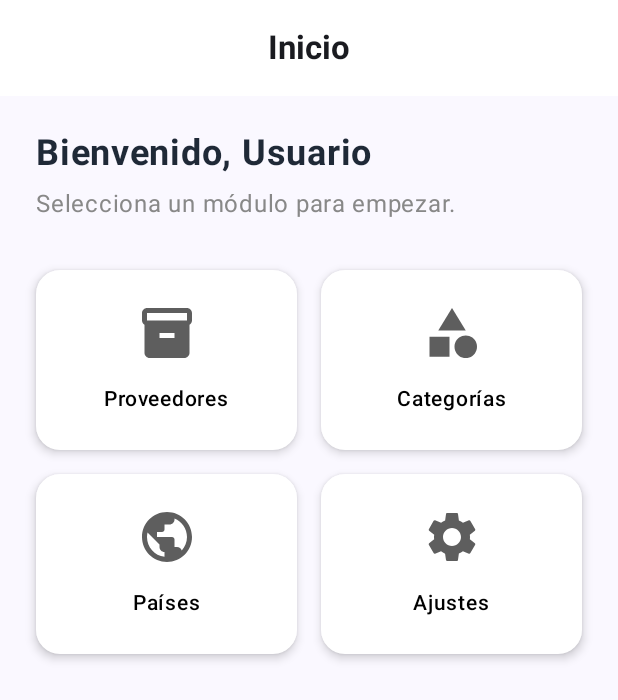
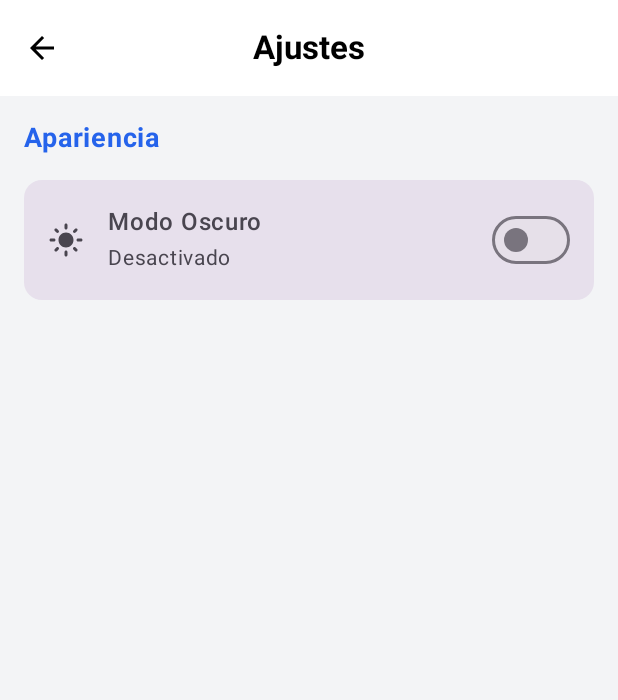
Before and after one commit to ahilacondo/MaestroProveedores, an Android app built with Jetpack Compose: the HomeScreen screen opened through its navigation route, after a tap on "Ajustes", on a phone screen of 412 x 824 dp. Shown: the top 700 px of the screen. Run offline under Robolectric (Android 15) with nearby library versions, the phone set to English and light mode, and no system bars; our stand-ins replace Room's generated code.

```diff
--- a/app/build.gradle.kts
+++ b/app/build.gradle.kts
@@ -67,4 +67,5 @@ dependencies {
     ksp("androidx.room:room-compiler:$room_version")
 
     implementation("androidx.compose.material:material-icons-extended:1.7.0")
+    implementation("androidx.datastore:datastore-preferences:1.0.0")
 }
--- /dev/null
+++ b/app/src/main/java/com/solucionesmoviles/proveedores/data/UserPreferencesRepository.kt
@@ -0,0 +1,32 @@
+package com.solucionesmoviles.proveedores.data
+
+import android.content.Context
+import androidx.datastore.core.DataStore
+import androidx.datastore.preferences.core.Preferences
+import androidx.datastore.preferences.core.booleanPreferencesKey
+import androidx.datastore.preferences.core.edit
+import androidx.datastore.preferences.preferencesDataStore
+import kotlinx.coroutines.flow.Flow
+import kotlinx.coroutines.flow.map
+
+// Esto crea el archivo de configuración "settings"
+val Context.dataStore: DataStore<Preferences> by preferencesDataStore(name = "settings")
+
+class UserPreferencesRepository(private val context: Context) {
+
+    // Clave para guardar el modo oscuro
+    private val IS_DARK_MODE = booleanPreferencesKey("is_dark_mode")
+
+    // Leemos la preferencia (por defecto false = Claro)
+    val isDarkMode: Flow<Boolean> = context.dataStore.data
+        .map { preferences ->
+            preferences[IS_DARK_MODE] ?: false
+        }
+
+    // Guardamos la preferencia
+    suspend fun saveDarkMode(isDark: Boolean) {
+        context.dataStore.edit { preferences ->
+            preferences[IS_DARK_MODE] = isDark
+        }
+    }
+}
--- a/app/src/main/java/com/solucionesmoviles/proveedores/view/AppNavigation.kt
+++ b/app/src/main/java/com/solucionesmoviles/proveedores/view/AppNavigation.kt
@@ -19,6 +19,7 @@ import com.solucionesmoviles.proveedores.view.screens.ListaPaisesScreen
 import com.solucionesmoviles.proveedores.view.screens.FormularioPaisScreen
 import com.solucionesmoviles.proveedores.view.screens.ListaCategoriasScreen
 import com.solucionesmoviles.proveedores.view.screens.FormularioCategoriaScreen
+import com.solucionesmoviles.proveedores.view.screens.AjustesScreen
 
 @Composable
 fun AppNavigation(viewModel: ProveedorViewModel) {
@@ -41,6 +42,12 @@ fun AppNavigation(viewModel: ProveedorViewModel) {
         composable("home") {
             HomeScreen(
                 onNavegarA = { ruta -> navController.navigate(ruta) }
+            )
+        }
+        composable("ajustes") {
+            AjustesScreen(
+                viewModel = viewModel,
+                onVolver = { navController.popBackStack() }
             )
         }
 
--- a/app/src/main/java/com/solucionesmoviles/proveedores/view/MainActivity.kt
+++ b/app/src/main/java/com/solucionesmoviles/proveedores/view/MainActivity.kt
@@ -9,22 +9,21 @@ import androidx.compose.material3.MaterialTheme
 import androidx.compose.material3.Surface
 import androidx.compose.ui.Modifier
 import com.solucionesmoviles.proveedores.viewmodel.ProveedorViewModel
-import com.solucionesmoviles.proveedores.view.theme.MaestroProveedoresTheme // Asegúrate que este import coincida con tu paquete theme
+import com.solucionesmoviles.proveedores.view.theme.MaestroProveedoresTheme
 
 class MainActivity : ComponentActivity() {
     override fun onCreate(savedInstanceState: Bundle?) {
         super.onCreate(savedInstanceState)
 
-        // Instanciamos el ViewModel aquí (sobrevive a giros de pantalla)
         val viewModel: ProveedorViewModel by viewModels()
 
         setContent {
-            MaestroProveedoresTheme {
+            // Aquí forzamos darkTheme = false
+            MaestroProveedoresTheme(darkTheme = false) {
                 Surface(
                     modifier = Modifier.fillMaxSize(),
                     color = MaterialTheme.colorScheme.background
                 ) {
-                    // ¡Aquí arranca tu app!
                     AppNavigation(viewModel = viewModel)
                 }
             }
--- /dev/null
+++ b/app/src/main/java/com/solucionesmoviles/proveedores/view/screens/AjustesScreen.kt
@@ -0,0 +1,101 @@
+package com.solucionesmoviles.proveedores.view.screens
+
+import androidx.compose.foundation.layout.*
+import androidx.compose.material.icons.Icons
+import androidx.compose.material.icons.filled.ArrowBack
+import androidx.compose.material.icons.filled.DarkMode
+import androidx.compose.material.icons.filled.LightMode
+import androidx.compose.material3.*
+import androidx.compose.runtime.Composable
+import androidx.compose.runtime.collectAsState
+import androidx.compose.runtime.getValue
+import androidx.compose.ui.Alignment
+import androidx.compose.ui.Modifier
+import androidx.compose.ui.graphics.Color
+import androidx.compose.ui.text.font.FontWeight
+import androidx.compose.ui.unit.dp
+import androidx.compose.ui.unit.sp
+import com.solucionesmoviles.proveedores.viewmodel.ProveedorViewModel
+
+@OptIn(ExperimentalMaterial3Api::class)
+@Composable
+fun AjustesScreen(
+    viewModel: ProveedorViewModel,
+    onVolver: () -> Unit
+) {
+    // Observamos si el modo oscuro está activo
+    val isDarkMode by viewModel.isDarkMode.collectAsState()
+
+    Scaffold(
+        topBar = {
+            CenterAlignedTopAppBar(
+                title = { Text("Ajustes", fontWeight = FontWeight.Bold) },
+                navigationIcon = {
+                    IconButton(onClick = onVolver) {
+                        Icon(Icons.Default.ArrowBack, contentDescription = "Volver")
+                    }
+                },
+                colors = TopAppBarDefaults.centerAlignedTopAppBarColors(
+                    containerColor = MaterialTheme.colorScheme.surface
+                )
+            )
+        }
+    ) { padding ->
+        Column(
+            modifier = Modifier
+                .padding(padding)
+                .fillMaxSize()
+                .padding(16.dp)
+        ) {
+            Text(
+                text = "Apariencia",
+                fontSize = 18.sp,
+                fontWeight = FontWeight.Bold,
+                color = MaterialTheme.colorScheme.primary,
+                modifier = Modifier.padding(bottom = 16.dp)
+            )
+
+            // Tarjeta de Configuración de Tema
+            Card(
+                colors = CardDefaults.cardColors(
+                    containerColor = MaterialTheme.colorScheme.surfaceVariant
+                ),
+                shape = MaterialTheme.shapes.medium
+            ) {
+                Row(
+                    modifier = Modifier
+                        .fillMaxWidth()
+                        .padding(16.dp),
+                    verticalAlignment = Alignment.CenterVertically,
+                    horizontalArrangement = Arrangement.SpaceBetween
+                ) {
+                    Row(verticalAlignment = Alignment.CenterVertically) {
+                        Icon(
+                            imageVector = if (isDarkMode) Icons.Default.DarkMode else Icons.Default.LightMode,
+                            contentDescription = null,
+                            tint = MaterialTheme.colorScheme.onSurfaceVariant
+                        )
+                        Spacer(modifier = Modifier.width(16.dp))
+                        Column {
+                            Text(
+                                text = "Modo Oscuro",
+                                fontWeight = FontWeight.SemiBold,
+                                fontSize = 16.sp
+                            )
+                            Text(
+                                text = if (isDarkMode) "Activado" else "Desactivado",
+                                fontSize = 14.sp,
+                                color = MaterialTheme.colorScheme.onSurfaceVariant
+                            )
+                        }
+                    }
+
+                    Switch(
+                        checked = isDarkMode,
+                        onCheckedChange = { viewModel.toggleTheme(it) }
+                    )
+                }
+            }
+        }
+    }
+}
--- a/app/src/main/java/com/solucionesmoviles/proveedores/view/screens/HomeScreen.kt
+++ b/app/src/main/java/com/solucionesmoviles/proveedores/view/screens/HomeScreen.kt
@@ -89,11 +89,15 @@ fun HomeScreen(
                     modifier = Modifier.weight(1f),
                     onClick = { onNavegarA("paises_lista") }
                 )
+
+                // --- AQUÍ ESTABA EL PROBLEMA ---
                 MenuCard(
                     titulo = "Ajustes",
                     icono = Icons.Filled.Settings,
                     modifier = Modifier.weight(1f),
-                    onClick = { /* Acción futura */ }
+                    // Antes tenías { /* Acción futura */ }
+                    // Ahora lo cambiamos para navegar a la ruta "ajustes"
+                    onClick = { onNavegarA("ajustes") }
                 )
             }
         }
--- a/app/src/main/java/com/solucionesmoviles/proveedores/view/theme/Color.kt
+++ b/app/src/main/java/com/solucionesmoviles/proveedores/view/theme/Color.kt
@@ -2,10 +2,18 @@ package com.solucionesmoviles.proveedores.view.theme
 
 import androidx.compose.ui.graphics.Color
 
+// Colores Corporativos (Soluciones Móviles S.A.C.)
+val AzulPrimario = Color(0xFF2563EB) // El azul fuerte de tus botones
+val AzulSecundario = Color(0xFF1E40AF) // Azul más oscuro para textos
+val AzulFondo = Color(0xFFDBEAFE)      // Azul clarito para los círculos
+val GrisFondo = Color(0xFFF3F4F6)      // El gris de fondo de pantalla
+val Blanco = Color(0xFFFFFFFF)
+val Negro = Color(0xFF000000)
+
+// Colores por defecto de Material (puedes dejarlos o borrarlos)
 val Purple80 = Color(0xFFD0BCFF)
 val PurpleGrey80 = Color(0xFFCCC2DC)
 val Pink80 = Color(0xFFEFB8C8)
-
 val Purple40 = Color(0xFF6650a4)
 val PurpleGrey40 = Color(0xFF625b71)
 val Pink40 = Color(0xFF7D5260)
--- a/app/src/main/java/com/solucionesmoviles/proveedores/view/theme/Theme.kt
+++ b/app/src/main/java/com/solucionesmoviles/proveedores/view/theme/Theme.kt
@@ -1,5 +1,6 @@
 package com.solucionesmoviles.proveedores.view.theme
 
+import android.app.Activity
 import android.os.Build
 import androidx.compose.foundation.isSystemInDarkTheme
 import androidx.compose.material3.MaterialTheme
@@ -8,35 +9,35 @@ import androidx.compose.material3.dynamicDarkColorScheme
 import androidx.compose.material3.dynamicLightColorScheme
 import androidx.compose.material3.lightColorScheme
 import androidx.compose.runtime.Composable
+import androidx.compose.runtime.SideEffect
+import androidx.compose.ui.graphics.Color
+import androidx.compose.ui.graphics.toArgb
 import androidx.compose.ui.platform.LocalContext
+import androidx.compose.ui.platform.LocalView
+import androidx.core.view.WindowCompat
 
-private val DarkColorScheme = darkColorScheme(
-    primary = Purple80,
-    secondary = PurpleGrey80,
-    tertiary = Pink80
+// Definimos tu paleta de colores CLARA (Light)
+private val LightColorScheme = lightColorScheme(
+    primary = AzulPrimario,
+    secondary = AzulSecundario,
+    tertiary = AzulFondo,
+    background = GrisFondo,
+    surface = Blanco,
+    onPrimary = Color.White,
+    onSecondary = Color.White,
+    onTertiary = AzulSecundario,
+    onBackground = Color.Black,
+    onSurface = Color.Black
 )
 
-private val LightColorScheme = lightColorScheme(
-    primary = Purple40,
-    secondary = PurpleGrey40,
-    tertiary = Pink40
-
-    /* Other default colors to override
-    background = Color(0xFFFFFBFE),
-    surface = Color(0xFFFFFBFE),
-    onPrimary = Color.White,
-    onSecondary = Color.White,
-    onTertiary = Color.White,
-    onBackground = Color(0xFF1C1B1F),
-    onSurface = Color(0xFF1C1B1F),
-    */
-)
+// La oscura la dejamos igual a la clara para "forzar" el diseño,
+// o usamos una por defecto, pero lo controlaremos abajo.
+private val DarkColorScheme = LightColorScheme
 
 @Composable
 fun MaestroProveedoresTheme(
-    darkTheme: Boolean = isSystemInDarkTheme(),
-    // Dynamic color is available on Android 12+
-    dynamicColor: Boolean = true,
+    darkTheme: Boolean = false,
+    dynamicColor: Boolean = false, // Desactivamos colores dinámicos para respetar tu marca
     content: @Composable () -> Unit
 ) {
     val colorScheme = when {
@@ -44,9 +45,20 @@ fun MaestroProveedoresTheme(
             val context = LocalContext.current
             if (darkTheme) dynamicDarkColorScheme(context) else dynamicLightColorScheme(context)
         }
-
         darkTheme -> DarkColorScheme
         else -> LightColorScheme
+    }
+
+    // Esto pinta la barra de estado (donde está la hora y batería) del color de tu app
+    val view = LocalView.current
+    if (!view.isInEditMode) {
+        SideEffect {
+            val window = (view.context as Activity).window
+            // Pintamos la barra de estado de Blanco o Azul según prefieras
+            window.statusBarColor = Color.White.toArgb()
+            // Hacemos que los íconos de la barra (batería, hora) sean oscuros
+            WindowCompat.getInsetsController(window, view).isAppearanceLightStatusBars = true
+        }
     }
 
     MaterialTheme(
--- a/app/src/main/java/com/solucionesmoviles/proveedores/viewmodel/ProveedorViewModel.kt
+++ b/app/src/main/java/com/solucionesmoviles/proveedores/viewmodel/ProveedorViewModel.kt
@@ -4,6 +4,7 @@ import android.app.Application
 import androidx.lifecycle.AndroidViewModel
 import androidx.lifecycle.viewModelScope
 import com.solucionesmoviles.proveedores.data.AppDatabase
+import com.solucionesmoviles.proveedores.data.UserPreferencesRepository
 import com.solucionesmoviles.proveedores.model.Categoria
 import com.solucionesmoviles.proveedores.model.Pais
 import com.solucionesmoviles.proveedores.model.Proveedor
@@ -26,6 +27,20 @@ class ProveedorViewModel(application: Application) : AndroidViewModel(applicatio
     private val paisDao = db.paisDao()
     private val categoriaDao = db.categoriaDao()
 
+    // --- NUEVO: PREFERENCIAS DE TEMA (Esto arregla el error en AjustesScreen) ---
+    private val userPreferences = UserPreferencesRepository(application)
+
+    // Estado del tema que observa la pantalla de Ajustes
+    val isDarkMode = userPreferences.isDarkMode
+        .stateIn(viewModelScope, SharingStarted.WhileSubscribed(5000), false)
+
+    // Función para cambiar el tema
+    fun toggleTheme(isDark: Boolean) {
+        viewModelScope.launch {
+            userPreferences.saveDarkMode(isDark)
+        }
+    }
+    // --------------------------------------------------
     // 2. Estados de la UI (Buscador y Ordenamiento)
     private val _searchQuery = MutableStateFlow("")
     val searchQuery = _searchQuery.asStateFlow()
```
